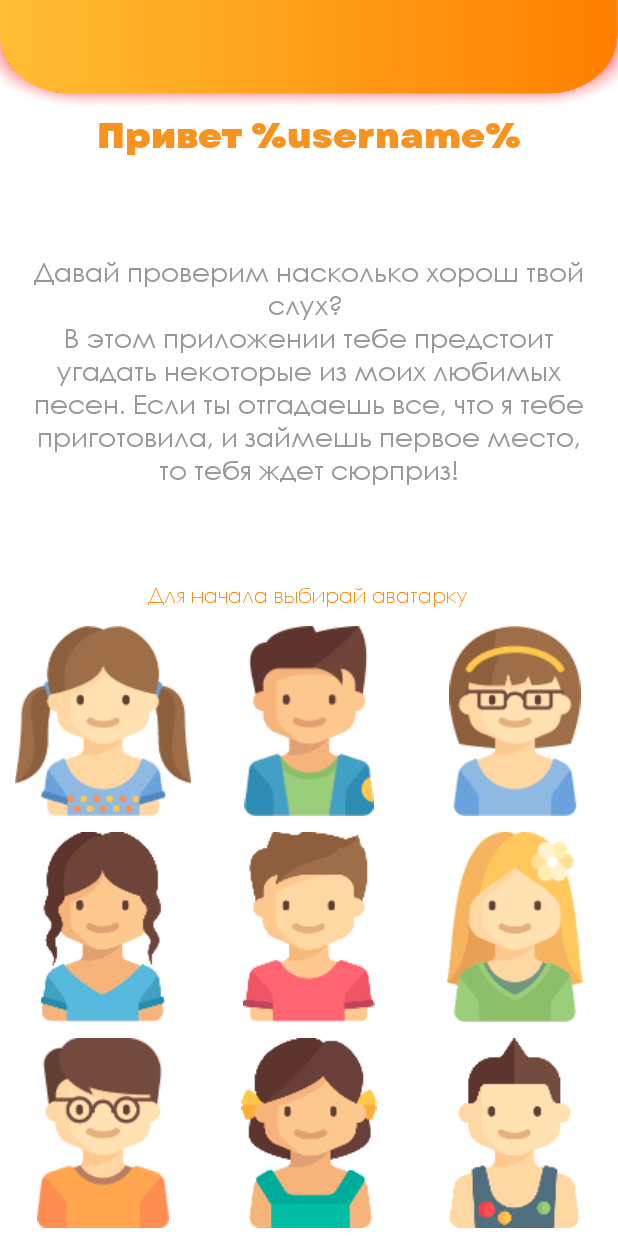
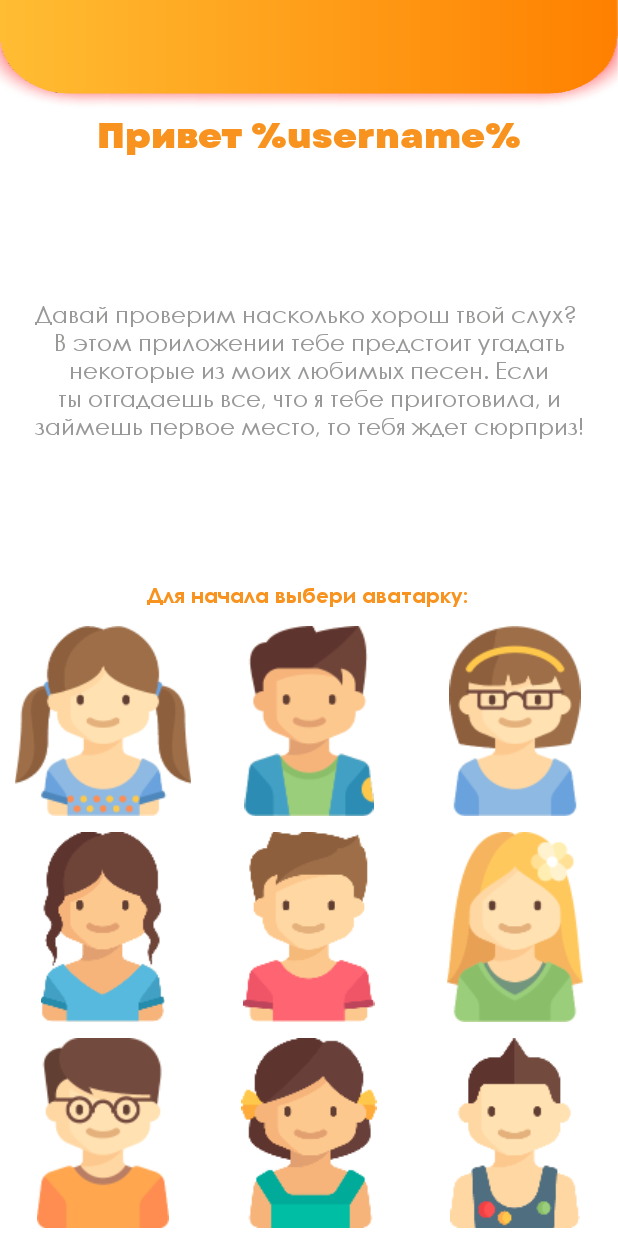
Before and after one commit to fakthereg/AndroidApp, an Android app: the layout fragment_register_two.xml on its own in the app's theme, with its tools: preview values and no code run, on a phone screen of 412 x 824 dp. Run offline under Robolectric (Android 15) with nearby library versions, the light colour scheme and no system bars.

Commit message:
Update by sony 07.06.2021

```diff
--- a/app/src/main/res/layout/fragment_answer.xml
+++ b/app/src/main/res/layout/fragment_answer.xml
@@ -41,12 +41,12 @@
         android:id="@+id/textViewAnswerCategory"
         android:layout_width="wrap_content"
         android:layout_height="wrap_content"
-        android:layout_marginTop="5dp"
+        android:layout_marginTop="8dp"
         android:capitalize="characters"
         android:fontFamily="@font/garetheavy"
         android:text="TextView"
         android:textColor="@color/white"
-        android:textSize="@dimen/_30ssp"
+        android:textSize="@dimen/_20ssp"
         app:layout_constraintEnd_toEndOf="parent"
         app:layout_constraintStart_toStartOf="parent"
         app:layout_constraintTop_toBottomOf="@+id/imageViewAnswerAvatar" />
--- a/app/src/main/res/layout/fragment_panels.xml
+++ b/app/src/main/res/layout/fragment_panels.xml
@@ -110,11 +110,11 @@
         android:id="@+id/top_panel_score"
         android:layout_width="95dp"
         android:layout_height="wrap_content"
-        android:fontFamily="@font/garetheavy"
+        android:fontFamily="@font/gothic2"
         android:gravity="right"
         android:text="score"
         android:textColor="#FFFFFF"
-        android:textSize="20sp"
+        android:textSize="@dimen/_14ssp"
         app:layout_constraintBottom_toBottomOf="@+id/top_panel_header"
         app:layout_constraintEnd_toEndOf="@+id/imageView5"
         app:layout_constraintHorizontal_bias="0.83"
--- a/app/src/main/res/layout/fragment_register_two.xml
+++ b/app/src/main/res/layout/fragment_register_two.xml
@@ -56,9 +56,7 @@
         android:layout_width="0dp"
         android:layout_height="wrap_content"
         android:layout_marginStart="20dp"
-        android:layout_marginLeft="20dp"
         android:layout_marginEnd="20dp"
-        android:layout_marginRight="20dp"
         android:background="#00FFFFFF"
         android:editable="false"
         android:ems="10"
@@ -67,7 +65,7 @@
         android:inputType="none"
         android:text="Давай проверим насколько хорош твой слух? \nВ этом приложении тебе предстоит угадать некоторые из моих любимых песен. Если ты отгадаешь все, что я тебе приготовила, и займешь первое место, то тебя ждет сюрприз!"
         android:textColor="#999998"
-        android:textSize="18sp"
+        android:textSize="@dimen/_12ssp"
         app:layout_constraintBottom_toTopOf="@+id/register2_footer"
         app:layout_constraintEnd_toEndOf="parent"
         app:layout_constraintHorizontal_bias="0.488"
@@ -79,9 +77,10 @@
         android:layout_width="wrap_content"
         android:layout_height="wrap_content"
         android:layout_marginBottom="5dp"
-        android:fontFamily="@font/gothic"
-        android:text="Для начала выбирай аватарку"
+        android:fontFamily="@font/gothic2"
+        android:text="Для начала выбери аватарку:"
         android:textColor="#F7931E"
+        android:textSize="@dimen/_11ssp"
         app:layout_constraintBottom_toTopOf="@+id/guideline2"
         app:layout_constraintEnd_toEndOf="parent"
         app:layout_constraintHorizontal_bias="0.497"
```
